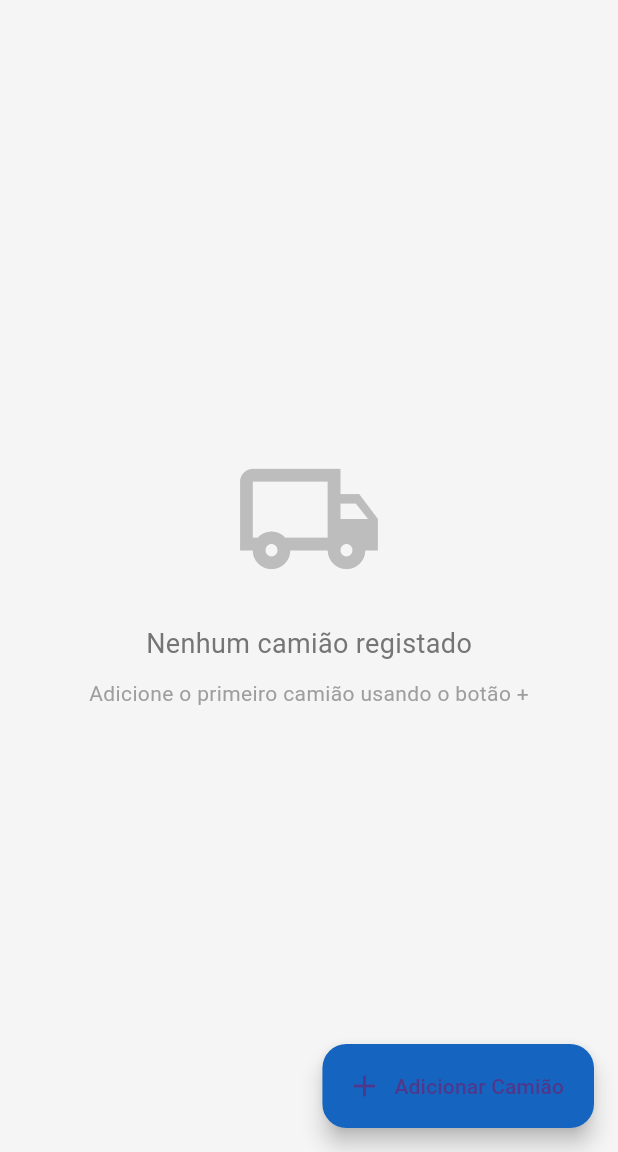
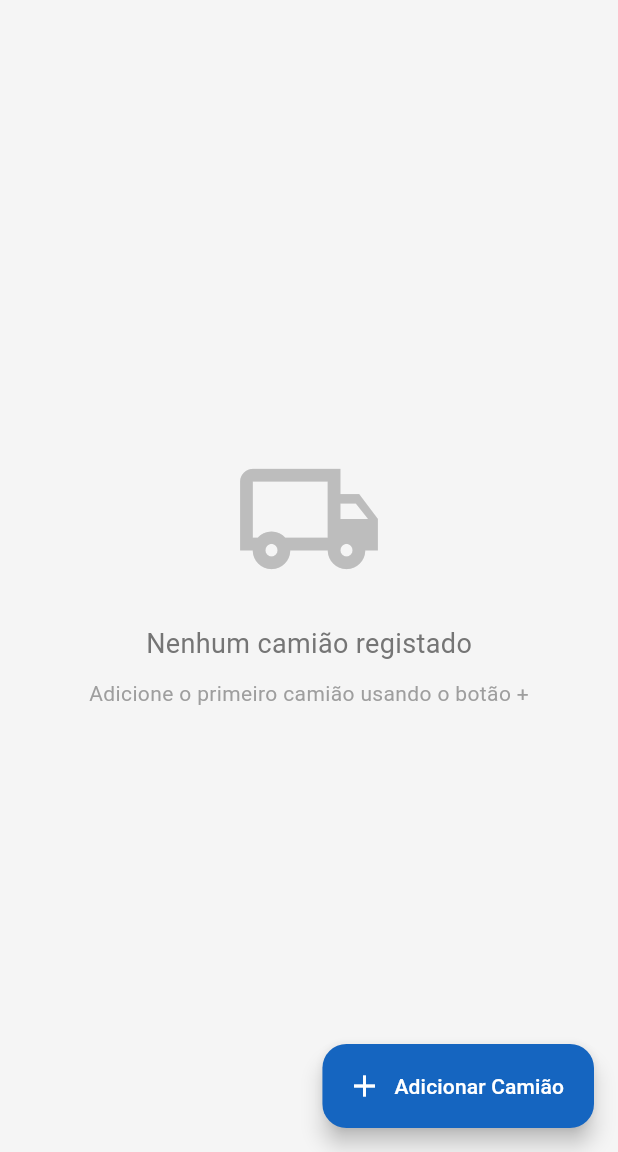
Before and after one commit to restenPiz/Event_app, a Flutter app: the screen it shows after launch, on a phone screen of 412 x 824 dp, the part 84-1236 px from its top. Run offline on Flutter 3.47's test engine with Material 3 defaults, Android fonts, the light colour scheme and no system bars; our stand-ins replace sqflite; accounts and stored records are empty.

Commit message:
DOing some updates in the application

```diff
--- a/event_app/lib/main.dart
+++ b/event_app/lib/main.dart
@@ -354,6 +354,7 @@ class _TruckListScreenState extends State<TruckListScreen> {
         icon: Icon(Icons.add),
         label: Text('Adicionar Camião'),
         backgroundColor: Colors.blue[800],
+        foregroundColor: Colors.white,
       ),
     );
   }
```
